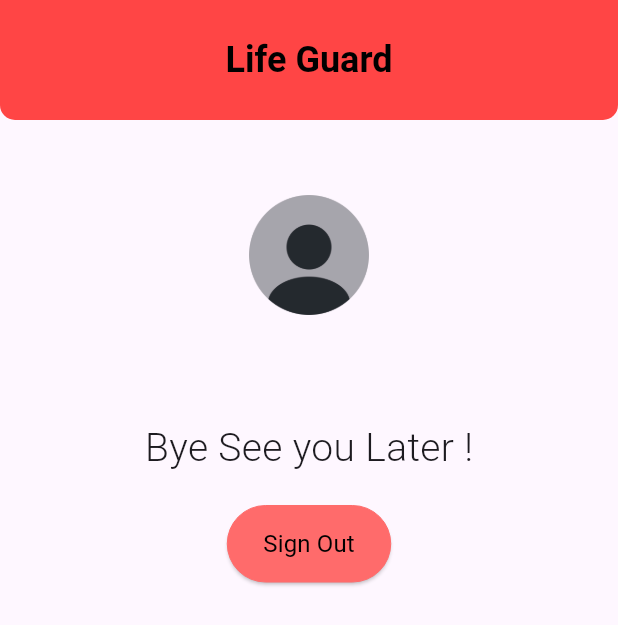
After one commit to VihanDI/Emergency-SOS-App, a Flutter app: the SignOut screen opened directly, on a phone screen of 412 x 824 dp. The commit adds this screen. Shown: the top 625 px of the screen. Run offline on Flutter 3.47's test engine with Material 3 defaults, Android fonts, the phone set to English and light mode, and no system bars; our stand-ins replace carousel_slider, curved_navigation_bar, firebase_auth, firebase_core, geolocator; missing offline and left inert: firebase_ui_auth; accounts and stored records are empty; network calls fail.

Commit message:
Add user sign in and signout

```diff
--- /dev/null
+++ b/sos-app/lib/screens/sign_out_screen.dart
@@ -0,0 +1,104 @@
+import 'package:flutter/material.dart';
+import 'package:flutter_app/auth_gate.dart';
+import 'package:flutter_app/widgets/app_bar_default.dart';
+import 'package:firebase_auth/firebase_auth.dart';
+import 'package:firebase_ui_auth/firebase_ui_auth.dart';
+
+class SignOut extends StatelessWidget {
+  const SignOut({super.key});
+
+  @override
+  Widget build(BuildContext context) {
+    return Scaffold(
+      appBar: const MyAppBarDefault(),
+      // appBar: AppBar(
+      //   actions: [
+      //     IconButton(
+      //       icon: const Icon(Icons.person),
+      //       onPressed: () {
+      //         Navigator.push(
+      //           context,
+      //           MaterialPageRoute<ProfileScreen>(
+      //             builder: (context) => ProfileScreen(
+      //               appBar: AppBar(
+      //                 title: const Text('User Profile'),
+      //               ),
+      //               actions: [
+      //                 SignedOutAction((context) {
+      //                   Navigator.of(context).pop();
+      //                 })
+      //               ],
+      //               // children: [
+      //               //   const Divider(),
+      //               //   Padding(
+      //               //     padding: const EdgeInsets.all(2),
+      //               //     child: AspectRatio(
+      //               //       aspectRatio: 1,
+      //               //       child: Image.asset(
+      //               //         'assets/profile.png',
+      //               //         width: 200,
+      //               //       ),
+      //               //     ),
+      //               //   ),
+      //               // ],
+      //             ),
+      //           ),
+      //         );
+      //       },
+      //     )
+      //   ],
+      //   automaticallyImplyLeading: false,
+      // ),
+      body: Center(
+        child: Column(
+          children: [
+            Padding(
+              padding: const EdgeInsets.symmetric(vertical: 50.0),
+              child: Image.asset(
+                'assets/profile.png',
+                width: 80,
+              ),
+            ),
+            const Padding(
+              padding: EdgeInsets.symmetric(vertical: 20.0),
+              child: Text(
+                'Bye See you Later !',
+                style: TextStyle(fontSize: 26, fontWeight: FontWeight.w300),
+              ),
+            ),
+            ElevatedButton(
+              onPressed: () {
+                FirebaseAuth.instance.signOut();
+                navigateToPage(context, const AuthGate());
+              },
+              style: ElevatedButton.styleFrom(
+                foregroundColor: Colors.black,
+                backgroundColor: const Color(0xFFFF6B6B),
+                padding: const EdgeInsets.symmetric(
+                    vertical: 14.0, horizontal: 24.0), // Set padding
+                shape: RoundedRectangleBorder(
+                  borderRadius:
+                      BorderRadius.circular(30.0), // Set the border radius
+                  side: const BorderSide(
+                    color: Color(0xFFFF6B6B), // Set the border color
+                    width: 0, // Set the border width
+                  ),
+                ),
+              ),
+              child: const Text('Sign Out',
+                  style: TextStyle(fontSize: 16, fontWeight: FontWeight.w400)),
+            ),
+            // const SignOutButton(),
+          ],
+        ),
+      ),
+    );
+  }
+}
+
+void navigateToPage(BuildContext context, Widget page) {
+  Navigator.push(
+    context,
+    MaterialPageRoute(builder: (context) => page),
+  );
+}
--- a/sos-app/lib/widgets/bottom_nav_bar.dart
+++ b/sos-app/lib/widgets/bottom_nav_bar.dart
@@ -1,8 +1,10 @@
 import 'package:flutter/material.dart';
 import 'package:curved_navigation_bar/curved_navigation_bar.dart';
+import 'package:flutter_app/auth_gate.dart';
 import 'package:flutter_app/screens/disaster_category_screen.dart';
 import 'package:flutter_app/screens/home_screen.dart';
 import 'package:flutter_app/screens/login_screeen.dart';
+import 'package:flutter_app/screens/sign_out_screen.dart';
 
 class MyNavBar extends StatelessWidget implements PreferredSizeWidget {
   const MyNavBar({super.key});
@@ -56,7 +58,7 @@ Future<void> _showOptionsPopup(BuildContext context) async {
           TextButton(
             onPressed: () {
               Navigator.pop(context); // Close the popup
-              navigateToPage(context, const LoginScreen());
+              navigateToPage(context, const SignOut());
             },
             child: const Text('Yes'),
           ),
--- a/sos-app/pubspec.yaml
+++ b/sos-app/pubspec.yaml
@@ -38,6 +38,9 @@ dependencies:
   geolocator: ^10.1.0
   carousel_slider: ^4.0.0
   curved_navigation_bar: ^1.0.3
+  firebase_core: ^2.24.2
+  firebase_auth: ^4.16.0
+  firebase_ui_auth: ^1.12.1
 
 dev_dependencies:
   flutter_test:
@@ -61,6 +64,7 @@ flutter:
     - android/app/src/main/res/mipmap-xhdpi/icon.png
     - android/app/src/main/res/mipmap-xxhdpi/icon.png
     - assets/signin.png
+    - assets/profile.png
 
   # The following line ensures that the Material Icons font is
   # included with your application, so that you can use the icons in
```
Also changed, not shown: sos-app/lib/auth_gate.dart (added, +63 -0 lines), sos-app/lib/main.dart (+8 -1 lines), sos-app/assets/profile.png (added), sos-app/lib/firebase_options.dart (added), 5 other files.
